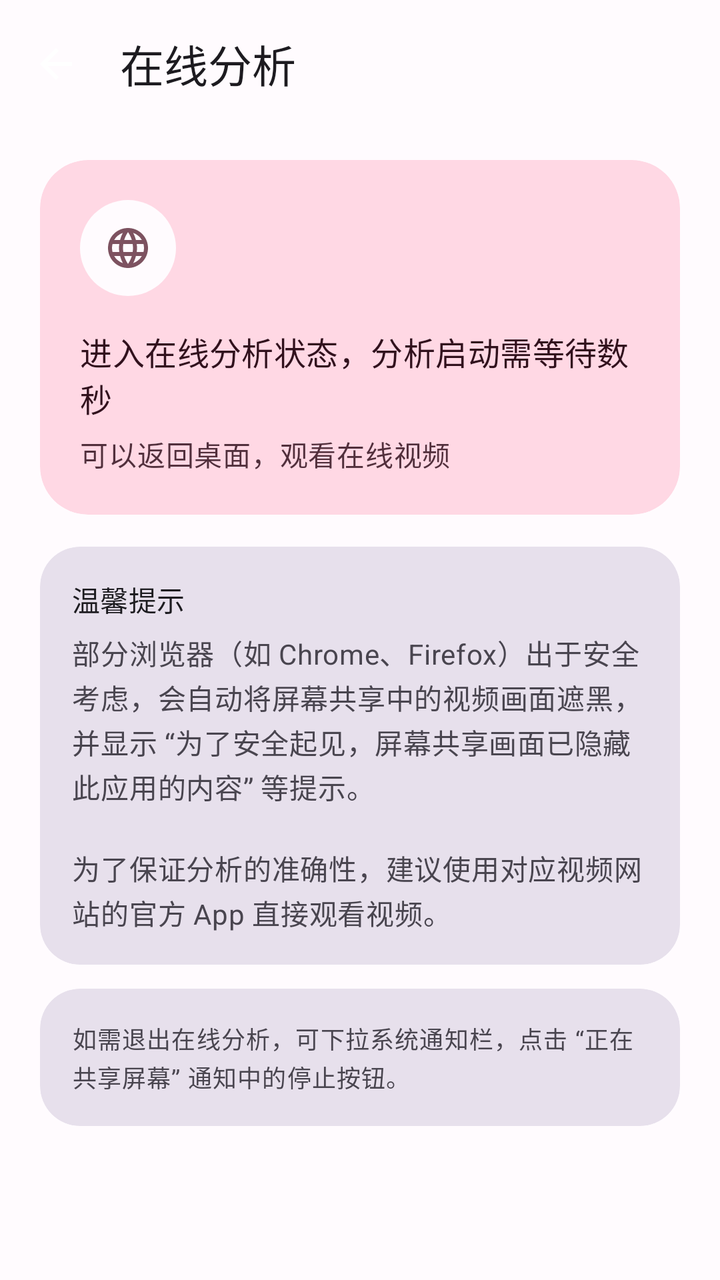
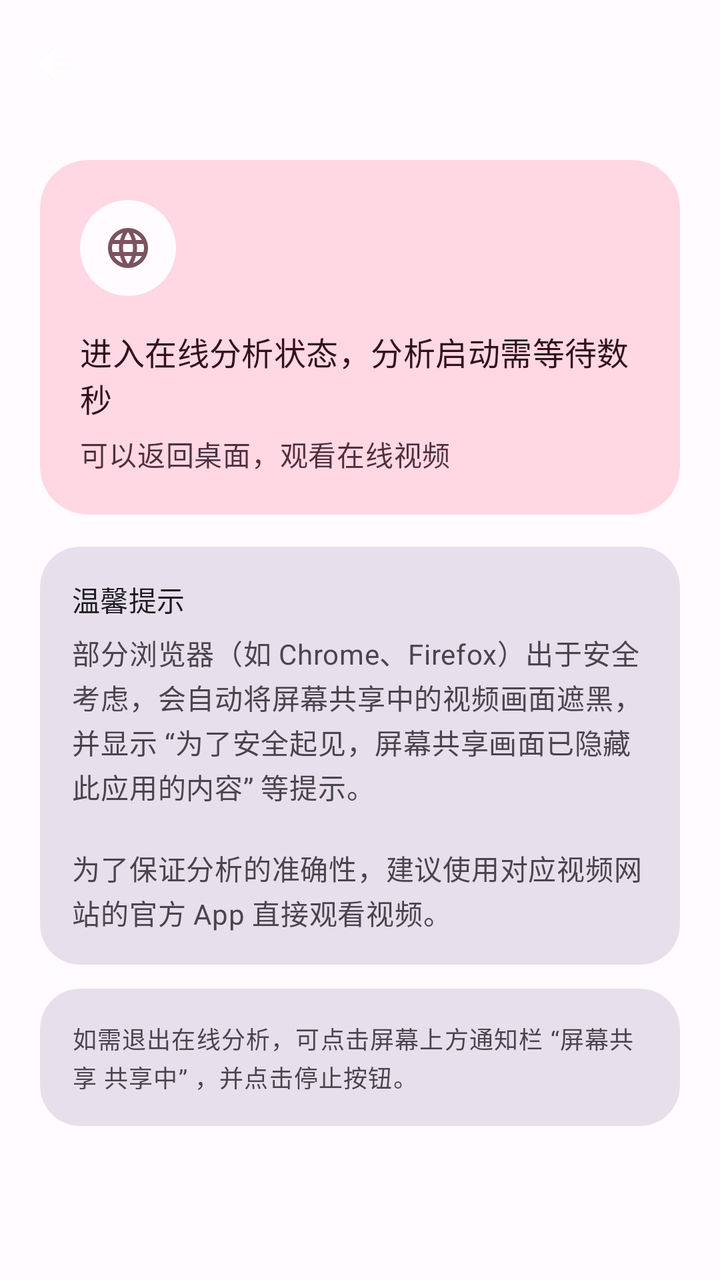

Screens rendered from an Android XML layout before and after an edit, with the pre-edit source and the edit as a unified diff.
<!-- AndroidManifest.xml: application theme Theme.Helloworld -->
<!-- res/layout/activity_online_analysis.xml -->
<?xml version="1.0" encoding="utf-8"?>
<androidx.coordinatorlayout.widget.CoordinatorLayout xmlns:android="http://schemas.android.com/apk/res/android"
    xmlns:app="http://schemas.android.com/apk/res-auto"
    xmlns:tools="http://schemas.android.com/tools"
    android:layout_width="match_parent"
    android:layout_height="match_parent"
    android:background="?attr/colorSurface"
    tools:context=".OnlineAnalysisActivity">

    <com.google.android.material.appbar.AppBarLayout
        android:layout_width="match_parent"
        android:layout_height="wrap_content"
        android:background="?attr/colorSurface"
        app:liftOnScroll="true">

        <com.google.android.material.appbar.MaterialToolbar
            android:id="@+id/topAppBar"
            android:layout_width="match_parent"
            android:layout_height="?attr/actionBarSize"
            app:navigationContentDescription="@string/online_back"
            app:navigationIcon="@drawable/ic_back"
            app:title="@string/mode_online_title" />

    </com.google.android.material.appbar.AppBarLayout>

    <androidx.core.widget.NestedScrollView
        android:layout_width="match_parent"
        android:layout_height="match_parent"
        android:fillViewport="true"
        app:layout_behavior="@string/appbar_scrolling_view_behavior">

        <LinearLayout
            android:layout_width="match_parent"
            android:layout_height="wrap_content"
            android:orientation="vertical"
            android:paddingHorizontal="20dp"
            android:paddingTop="16dp"
            android:paddingBottom="32dp">

            
            <com.google.android.material.card.MaterialCardView
                android:layout_width="match_parent"
                android:layout_height="wrap_content"
                app:cardBackgroundColor="?attr/colorTertiaryContainer"
                app:cardCornerRadius="24dp"
                app:cardElevation="0dp"
                app:strokeWidth="0dp">

                <LinearLayout
                    android:layout_width="match_parent"
                    android:layout_height="wrap_content"
                    android:orientation="vertical"
                    android:padding="20dp">

                    <ImageView
                        android:layout_width="48dp"
                        android:layout_height="48dp"
                        android:background="@drawable/bg_icon_circle"
                        android:backgroundTint="?attr/colorSurface"
                        android:contentDescription="@string/mode_online_title"
                        android:padding="12dp"
                        android:src="@drawable/ic_public"
                        app:tint="?attr/colorTertiary" />

                    <TextView
                        android:id="@+id/tvStatus"
                        android:layout_width="match_parent"
                        android:layout_height="wrap_content"
                        android:layout_marginTop="16dp"
                        android:text="@string/online_status_waiting"
                        android:textAppearance="?attr/textAppearanceTitleMedium"
                        android:textColor="?attr/colorOnTertiaryContainer" />

                    <TextView
                        android:layout_width="match_parent"
                        android:layout_height="wrap_content"
                        android:layout_marginTop="6dp"
                        android:alpha="0.85"
                        android:text="@string/online_status_subtitle"
                        android:textAppearance="?attr/textAppearanceBodyMedium"
                        android:textColor="?attr/colorOnTertiaryContainer" />

                </LinearLayout>
            </com.google.android.material.card.MaterialCardView>

            
            <com.google.android.material.card.MaterialCardView
                android:layout_width="match_parent"
                android:layout_height="wrap_content"
                android:layout_marginTop="16dp"
                app:cardBackgroundColor="?attr/colorSurfaceVariant"
                app:cardCornerRadius="20dp"
                app:cardElevation="0dp"
                app:strokeWidth="0dp">

                <LinearLayout
                    android:layout_width="match_parent"
                    android:layout_height="wrap_content"
                    android:orientation="vertical"
                    android:padding="16dp">

                    <TextView
                        android:layout_width="wrap_content"
                        android:layout_height="wrap_content"
                        android:text="@string/online_browser_notice_title"
                        android:textAppearance="?attr/textAppearanceTitleSmall"
                        android:textColor="?attr/colorOnSurface" />

                    <TextView
                        android:layout_width="match_parent"
                        android:layout_height="wrap_content"
                        android:layout_marginTop="6dp"
                        android:lineSpacingExtra="2dp"
                        android:text="@string/online_browser_notice_body"
                        android:textAppearance="?attr/textAppearanceBodyMedium"
                        android:textColor="?attr/colorOnSurfaceVariant" />

                </LinearLayout>
            </com.google.android.material.card.MaterialCardView>

            
            <com.google.android.material.card.MaterialCardView
                android:layout_width="match_parent"
                android:layout_height="wrap_content"
                android:layout_marginTop="12dp"
                app:cardBackgroundColor="?attr/colorSurfaceVariant"
                app:cardCornerRadius="20dp"
                app:cardElevation="0dp"
                app:strokeWidth="0dp">

                <TextView
                    android:layout_width="match_parent"
                    android:layout_height="wrap_content"
                    android:padding="16dp"
                    android:lineSpacingExtra="2dp"
                    android:text="@string/online_exit_tip"
                    android:textAppearance="?attr/textAppearanceBodySmall"
                    android:textColor="?attr/colorOnSurfaceVariant" />

            </com.google.android.material.card.MaterialCardView>

        </LinearLayout>
    </androidx.core.widget.NestedScrollView>

</androidx.coordinatorlayout.widget.CoordinatorLayout>
<!-- resources referenced by this layout -->
<resources>
  <!-- drawable bg_icon_circle (drawable) -->
  <?xml version="1.0" encoding="utf-8"?>
  <shape xmlns:android="http://schemas.android.com/apk/res/android"
      android:shape="oval">
      <solid android:color="@android:color/white" />
  </shape>
  <!-- drawable ic_back (drawable) -->
  <vector xmlns:android="http://schemas.android.com/apk/res/android"
      android:width="24dp"
      android:height="24dp"
      android:viewportWidth="24"
      android:viewportHeight="24"
      android:tint="#FFFFFF">
      <path
          android:fillColor="@android:color/white"
          android:pathData="M20,11H7.83l5.59,-5.59L12,4l-8,8 8,8 1.41,-1.41L7.83,13H20v-2z"/>
  </vector>
  <!-- drawable ic_public (drawable) -->
  <vector xmlns:android="http://schemas.android.com/apk/res/android"
      android:width="24dp"
      android:height="24dp"
      android:viewportWidth="24"
      android:viewportHeight="24">
      <path
          android:fillColor="@android:color/white"
          android:pathData="M11.99,2C6.47,2 2,6.48 2,12s4.47,10 9.99,10C17.52,22 22,17.52 22,12S17.52,2 11.99,2zM18.92,8h-2.95c-0.32,-1.25 -0.78,-2.45 -1.38,-3.56C16.43,5.07 17.96,6.35 18.92,8zM12,4.04c0.83,1.2 1.48,2.53 1.91,3.96h-3.82C10.52,6.57 11.17,5.24 12,4.04zM4.26,14C4.1,13.36 4,12.69 4,12s0.1,-1.36 0.26,-2h3.38c-0.08,0.66 -0.14,1.32 -0.14,2s0.06,1.34 0.14,2H4.26zM5.08,16h2.95c0.32,1.25 0.78,2.45 1.38,3.56C7.57,18.93 6.04,17.65 5.08,16zM8.03,8H5.08c0.96,-1.65 2.49,-2.93 4.33,-3.56C8.81,5.55 8.35,6.75 8.03,8zM12,19.96c-0.83,-1.2 -1.48,-2.53 -1.91,-3.96h3.82c-0.43,1.43 -1.08,2.76 -1.91,3.96zM14.34,14H9.66c-0.09,-0.66 -0.16,-1.32 -0.16,-2s0.07,-1.35 0.16,-2h4.68c0.09,0.65 0.16,1.32 0.16,2s-0.07,1.34 -0.16,2zM14.59,19.56c0.6,-1.11 1.06,-2.31 1.38,-3.56h2.95c-0.96,1.65 -2.49,2.93 -4.33,3.56zM16.36,14c0.08,-0.66 0.14,-1.32 0.14,-2s-0.06,-1.34 -0.14,-2h3.38c0.16,0.64 0.26,1.31 0.26,2s-0.1,1.36 -0.26,2H16.36z"/>
  </vector>
  <string name="mode_online_title">在线分析</string>
  <string name="online_back">返回</string>
  <string name="online_browser_notice_body">部分浏览器（如 Chrome、Firefox）出于安全考虑，会自动将屏幕共享中的视频画面遮黑，并显示 “为了安全起见，屏幕共享画面已隐藏此应用的内容” 等提示。\n\n为了保证分析的准确性，建议使用对应视频网站的官方 App 直接观看视频。</string>
  <string name="online_browser_notice_title">温馨提示</string>
  <string name="online_exit_tip">如需退出在线分析，可下拉系统通知栏，点击 “正在共享屏幕” 通知中的停止按钮。</string>
  <string name="online_status_subtitle">可以返回桌面，观看在线视频</string>
  <string name="online_status_waiting">进入在线分析状态，分析启动需等待数秒</string>
  <style name="Theme.Helloworld" parent="Base.Theme.Helloworld" />
  <color name="md_primary">#6750A4</color>
  <color name="md_on_primary">#FFFFFF</color>
  <color name="md_primary_container">#EADDFF</color>
  <color name="md_on_primary_container">#21005D</color>
  <color name="md_secondary">#625B71</color>
  <color name="md_on_secondary">#FFFFFF</color>
  <color name="md_secondary_container">#E8DEF8</color>
  <color name="md_on_secondary_container">#1D192B</color>
  <color name="md_tertiary">#7D5260</color>
  <color name="md_on_tertiary">#FFFFFF</color>
  <color name="md_tertiary_container">#FFD8E4</color>
  <color name="md_on_tertiary_container">#31111D</color>
  <color name="md_error">#B3261E</color>
  <color name="md_on_error">#FFFFFF</color>
  <color name="md_error_container">#F9DEDC</color>
  <color name="md_on_error_container">#410E0B</color>
  <color name="md_background">#FFFBFE</color>
  <color name="md_on_background">#1C1B1F</color>
  <color name="md_surface">#FFFBFE</color>
  <color name="md_on_surface">#1C1B1F</color>
  <color name="md_surface_variant">#E7E0EC</color>
  <color name="md_on_surface_variant">#49454F</color>
  <color name="md_outline">#79747E</color>
  <color name="md_outline_variant">#CAC4D0</color>
  <!-- unchanged entries left out for length: 1 -->
</resources>

<!-- the commit's change to res/layout/activity_online_analysis.xml (unified diff, before → after) -->
@@ -18,8 +18,7 @@
             android:layout_width="match_parent"
             android:layout_height="?attr/actionBarSize"
             app:navigationContentDescription="@string/online_back"
-            app:navigationIcon="@drawable/ic_back"
-            app:title="@string/mode_online_title" />
+            app:navigationIcon="@drawable/ic_back" />
 
     </com.google.android.material.appbar.AppBarLayout>
 
<!-- resource entries referenced after the edit -->
@@ -31,7 +31,7 @@
   <string name="online_back">返回</string>
   <string name="online_browser_notice_body">部分浏览器（如 Chrome、Firefox）出于安全考虑，会自动将屏幕共享中的视频画面遮黑，并显示 “为了安全起见，屏幕共享画面已隐藏此应用的内容” 等提示。\n\n为了保证分析的准确性，建议使用对应视频网站的官方 App 直接观看视频。</string>
   <string name="online_browser_notice_title">温馨提示</string>
-  <string name="online_exit_tip">如需退出在线分析，可下拉系统通知栏，点击 “正在共享屏幕” 通知中的停止按钮。</string>
+  <string name="online_exit_tip">如需退出在线分析，可点击屏幕上方通知栏 “屏幕共享 共享中” ，并点击停止按钮。</string>
   <string name="online_status_subtitle">可以返回桌面，观看在线视频</string>
   <string name="online_status_waiting">进入在线分析状态，分析启动需等待数秒</string>
   <style name="Theme.Helloworld" parent="Base.Theme.Helloworld" />
